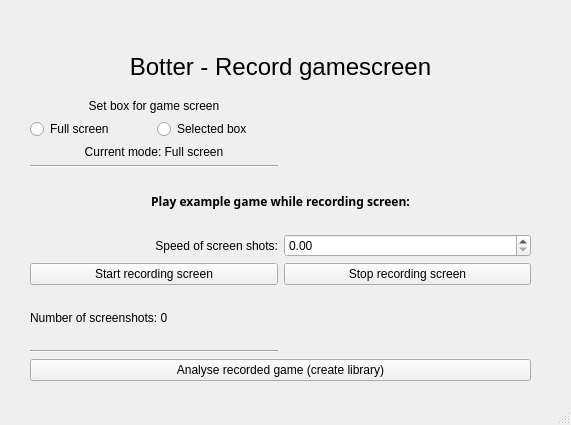
Before: the Qt Designer form Design/Record.ui in Kanter666/Botter, drawn with Qt 5.
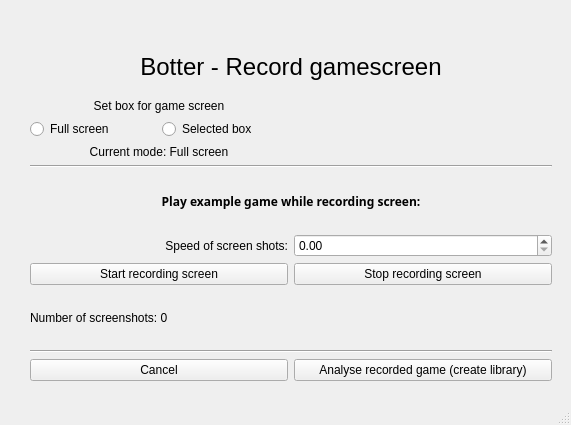
After: the same form once the commit is applied.

The edit to the form file:
```diff
--- a/Design/Record.ui
+++ b/Design/Record.ui
@@ -19,11 +19,25 @@
      <rect>
       <x>30</x>
       <y>40</y>
-      <width>501</width>
+      <width>522</width>
       <height>341</height>
      </rect>
     </property>
     <layout class="QGridLayout" name="gridLayout">
+     <item row="11" column="0">
+      <widget class="QPushButton" name="cancel_bt">
+       <property name="text">
+        <string>Cancel</string>
+       </property>
+      </widget>
+     </item>
+     <item row="11" column="1">
+      <widget class="QPushButton" name="analyse_rec_bt">
+       <property name="text">
+        <string>Analyse recorded game (create library)</string>
+       </property>
+      </widget>
+     </item>
      <item row="8" column="0">
       <widget class="QPushButton" name="start_rec_bt">
        <property name="text">
@@ -98,13 +112,6 @@
        </property>
       </widget>
      </item>
-     <item row="2" column="0">
-      <widget class="Line" name="line">
-       <property name="orientation">
-        <enum>Qt::Horizontal</enum>
-       </property>
-      </widget>
-     </item>
      <item row="9" column="0">
       <widget class="QLabel" name="number_of_img_l">
        <property name="text">
@@ -125,13 +132,6 @@
      <item row="4" column="1">
       <widget class="QDoubleSpinBox" name="frequency_spin_box"/>
      </item>
-     <item row="11" column="0">
-      <widget class="Line" name="line_2">
-       <property name="orientation">
-        <enum>Qt::Horizontal</enum>
-       </property>
-      </widget>
-     </item>
      <item row="3" column="0" colspan="2">
       <widget class="QLabel" name="label_3">
        <property name="font">
@@ -149,10 +149,17 @@
        </property>
       </widget>
      </item>
-     <item row="12" column="0" colspan="2">
-      <widget class="QPushButton" name="analyse_rec_bt">
-       <property name="text">
-        <string>Analyse recorded game (create library)</string>
+     <item row="2" column="0" colspan="2">
+      <widget class="Line" name="line">
+       <property name="orientation">
+        <enum>Qt::Horizontal</enum>
+       </property>
+      </widget>
+     </item>
+     <item row="10" column="0" colspan="2">
+      <widget class="Line" name="line_2">
+       <property name="orientation">
+        <enum>Qt::Horizontal</enum>
        </property>
       </widget>
      </item>
```
